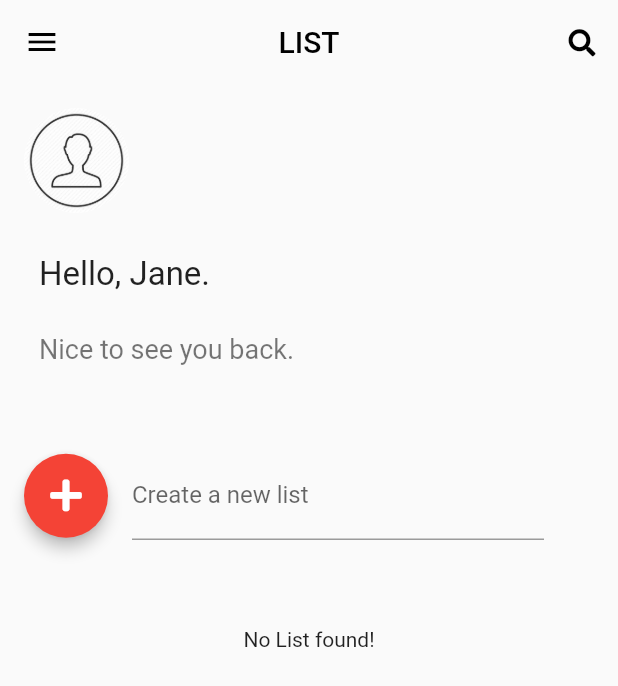
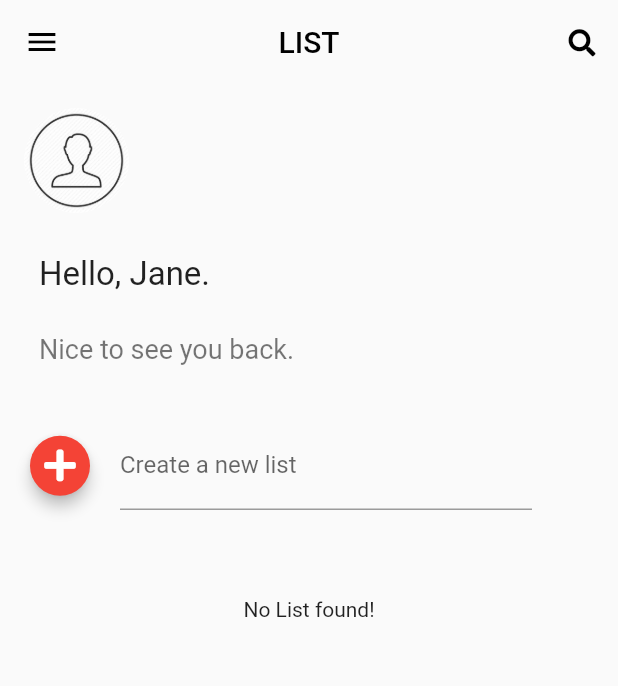
Before and after one commit to vishal-patel17/hackathon_ncr, a Flutter app: the ShoppingList screen opened directly, on a phone screen of 412 x 824 dp. Shown: the top 686 px of the screen. Run offline on Flutter 3.47's test engine with Material 2 defaults, Android fonts, the phone set to English and light mode, and no system bars; our stand-ins replace cached_network_image, carousel_slider, charts_flutter, circular_check_box, cloud_firestore, datetime_picker_formfield and 17 more; missing offline and left inert: firebase_ml_vision, flutter_barcode_scanner, flutter_dialogflow, flutter_google_places, flutter_nfc_reader, google_maps_webservice and 3 more; accounts and stored records are empty.

Commit message:
UI Changes

```diff
--- a/lib/shoppingList.dart
+++ b/lib/shoppingList.dart
@@ -255,7 +255,7 @@ class _ShoppingListState extends State<ShoppingList> {
               ),
             ),
           ),
-          SizedBox(height: 50.0),
+          SizedBox(height: 30.0),
           Row(
             mainAxisSize: MainAxisSize.max,
             mainAxisAlignment: MainAxisAlignment.start,
@@ -265,6 +265,7 @@ class _ShoppingListState extends State<ShoppingList> {
                 child: Align(
                   alignment: Alignment.topLeft,
                   child: FloatingActionButton(
+                    mini: true,
                     heroTag: 'add',
                     child: Icon(
                       FontAwesomeIcons.plus,
```
Also changed, not shown: lib/main.dart (+8 -3 lines).
